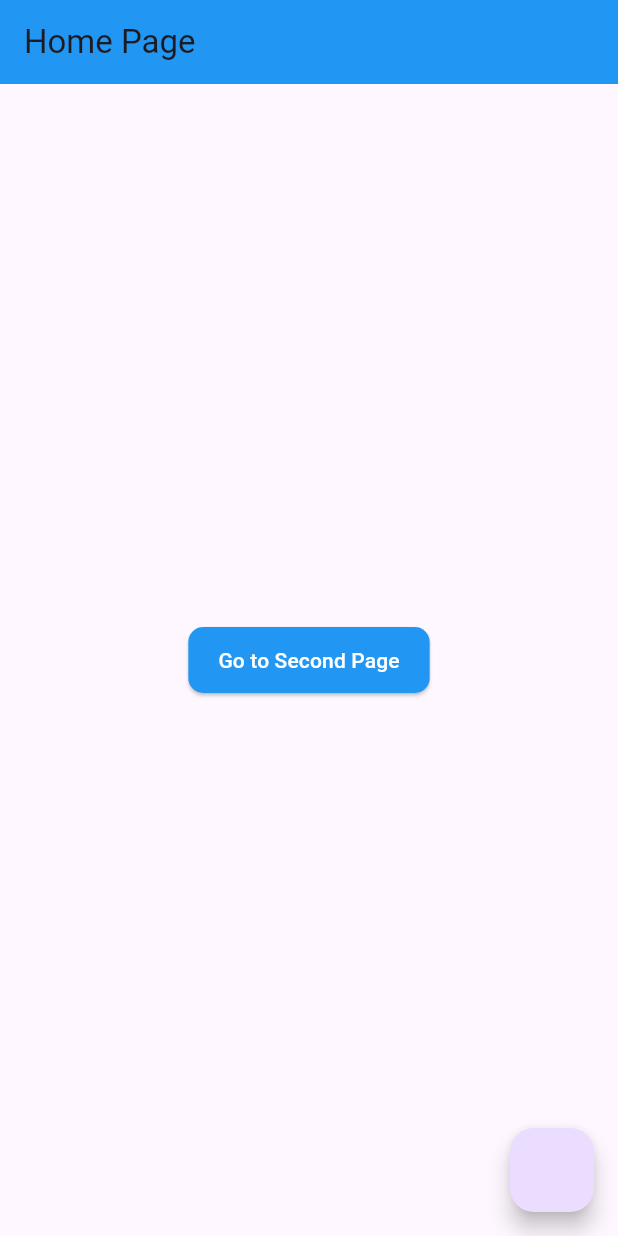
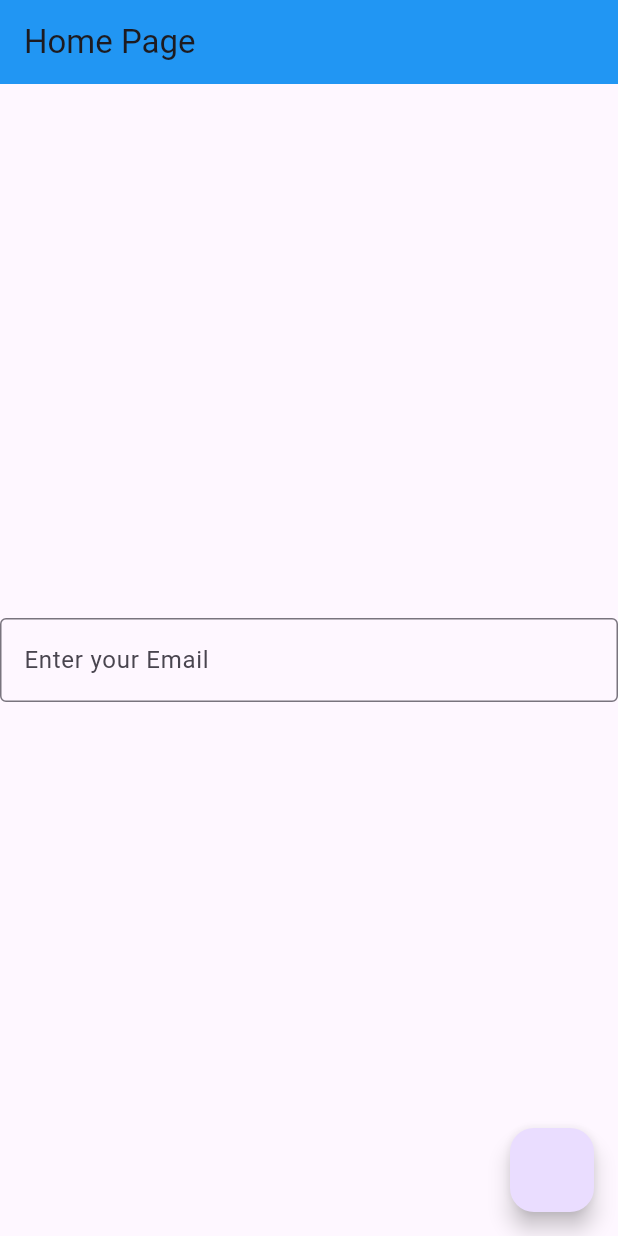
Before and after one commit to dark0crystal/flutter-practice, a Flutter app: the screen it shows after launch, on a phone screen of 412 x 824 dp. Run offline on Flutter 3.47's test engine with Material 3 defaults, Android fonts, the phone set to English and light mode, and no system bars.

Commit message:
add a form input filed and label

```diff
--- a/lib/pages/MyHomePage.dart
+++ b/lib/pages/MyHomePage.dart
@@ -14,21 +14,22 @@ class MyHomePage extends StatelessWidget {
         backgroundColor: Colors.blue,
       ),
       body: Center(
-        child: ElevatedButton(
-          onPressed: () {
-            // Navigate to the second page
-            Navigator.pushNamed(context, '/second');
-          },
-          child: Text('Go to Second Page'),
-          style: ElevatedButton.styleFrom(
-            backgroundColor: Colors.blue, // Set background color (previously 'primary')
-            foregroundColor: Colors.white, // Set text color (previously 'onPrimary')
-            padding: EdgeInsets.symmetric(horizontal: 20, vertical: 12),
-            shape: RoundedRectangleBorder(
-              borderRadius: BorderRadius.circular(10),
-            ),
-          ),
-        ),
+        child:Column(
+          mainAxisAlignment: MainAxisAlignment.center,
+          children: <Widget>[
+            Form(key: _formKey,
+            child: Column(
+              children: [
+                TextFormField(
+                  decoration: InputDecoration(
+                    border: OutlineInputBorder(),
+                    labelText: 'Enter your Email',
+                  ),
+                )
+              ],
+            ),)
+          ],
+        )
       ),
       floatingActionButton: FloatingActionButton(onPressed:(){
         showAlert(context, "Hi There !!");
```
